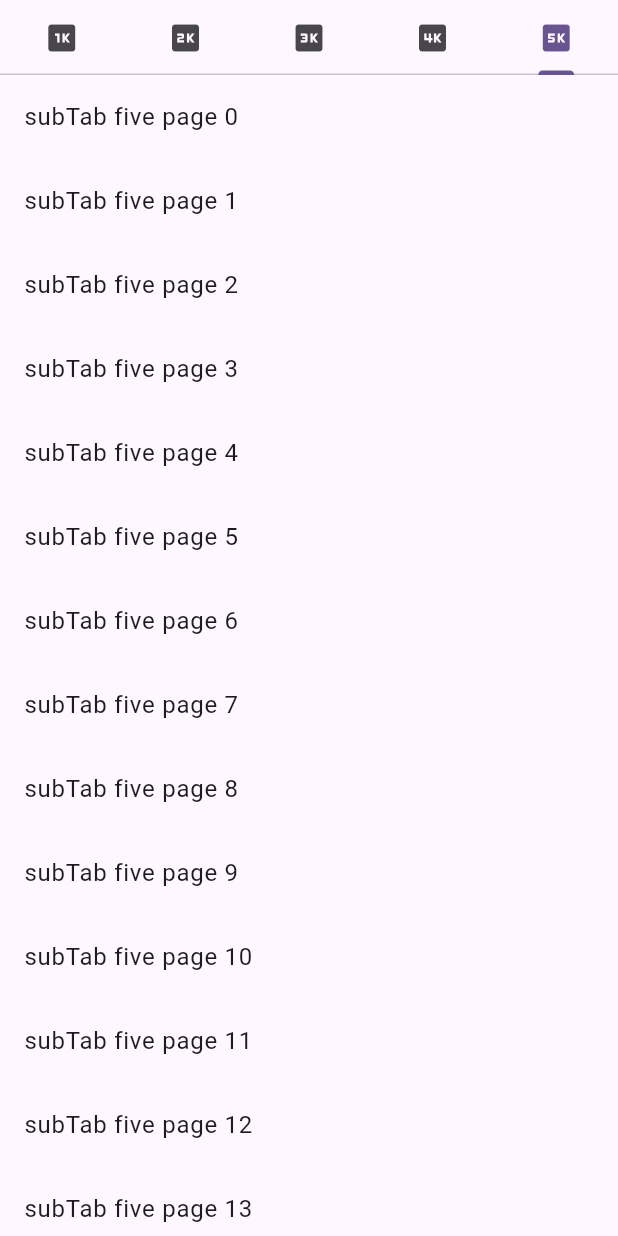
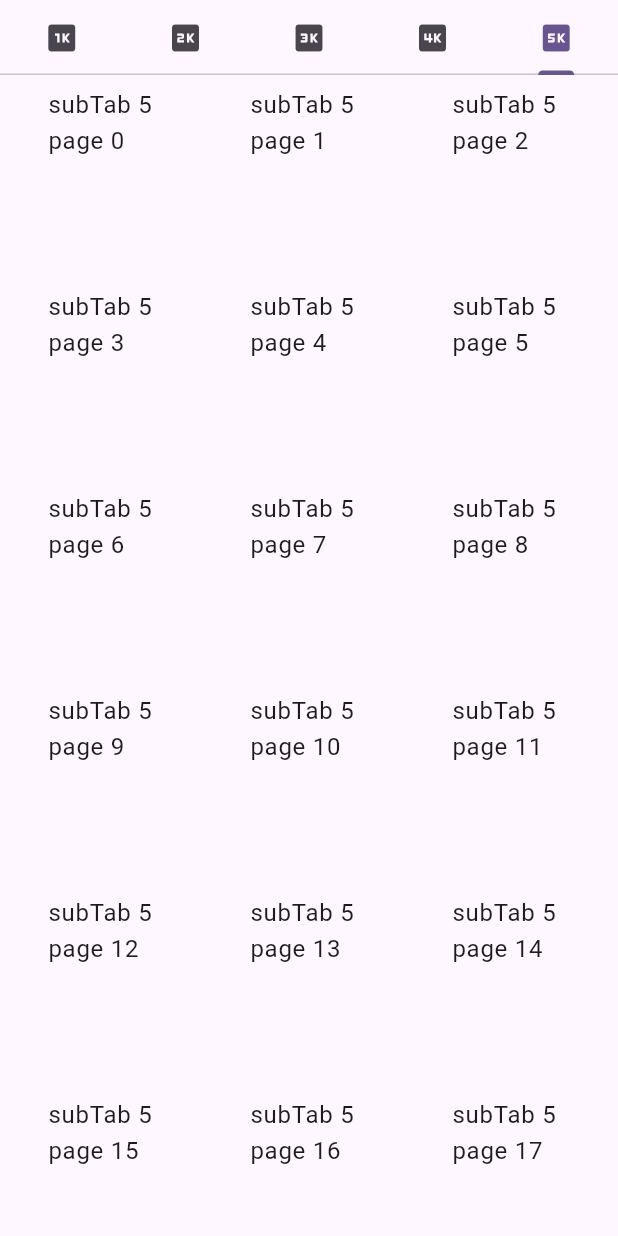
Before and after one commit to arcanine33/nested_tab_bar_view_example, a Flutter app: the TabBarView2 widget shown alone on an empty page, opened directly, tab 5 chosen, on a phone screen of 412 x 824 dp. Run offline on Flutter 3.47's test engine with Material 3 defaults, Android fonts, the phone set to English and light mode, and no system bars; our stand-ins replace extended_nested_scroll_view; missing offline and left inert: nested_scroll_views.

Commit message:
feat: subTabView 의 스크롤에 따른 subTabBar 숨겼다 보이기

```diff
--- a/lib/tab_bar_view_2.dart
+++ b/lib/tab_bar_view_2.dart
@@ -1,6 +1,7 @@
 import 'package:flutter/material.dart';
 import 'package:flutter/rendering.dart';
-import 'package:nested_tab_bar_view/sub_tab_bar_view_1.dart';
+import 'package:nested_tab_bar_view/sub_tab_bar_view.dart';
+import 'package:extended_nested_scroll_view/extended_nested_scroll_view.dart';
 
 class TabBarView2 extends StatefulWidget {
   const TabBarView2({super.key});
@@ -9,7 +10,7 @@ class TabBarView2 extends StatefulWidget {
   State<TabBarView2> createState() => _TabBarView2State();
 }
 
-class _TabBarView2State extends State<TabBarView2>  with TickerProviderStateMixin {
+class _TabBarView2State extends State<TabBarView2> with TickerProviderStateMixin {
   late final TabController _tabController;
   double appBarHeight = 50;
 
@@ -28,7 +29,9 @@ class _TabBarView2State extends State<TabBarView2>  with TickerProviderStateMixi
 
   @override
   Widget build(BuildContext context) {
-    return NestedScrollView(
+    return NotificationListener<UserScrollNotification>(
+      onNotification: _showSubTabBar,
+      child: ExtendedNestedScrollView(
         headerSliverBuilder: (context, innerBoxIsScrolled) {
           return [
             SliverAppBar(
@@ -51,33 +54,8 @@ class _TabBarView2State extends State<TabBarView2>  with TickerProviderStateMixi
         },
         body: TabBarView(
           controller: _tabController,
-        children: [
-          SubTabBarView1(),
-          ListView.builder(
-            itemBuilder: (context, index) => ListTile(
-              title: Text('subTab two page $index'),
+          children: List.generate(5, (index) => SubTabBarView(index: index)),
         ),
-            itemCount: 100,
-          ),
-          ListView.builder(
-            itemBuilder: (context, index) => ListTile(
-              title: Text('subTab three page $index'),
-            ),
-            itemCount: 100,
-          ),
-          ListView.builder(
-            itemBuilder: (context, index) => ListTile(
-              title: Text('subTab four page $index'),
-            ),
-            itemCount: 100,
-          ),
-          ListView.builder(
-            itemBuilder: (context, index) => ListTile(
-              title: Text('subTab five page $index'),
-            ),
-            itemCount: 100,
-          ),
-        ],
       ),
     );
   }
```
Lines whose indentation alone changed are shown as unchanged.
